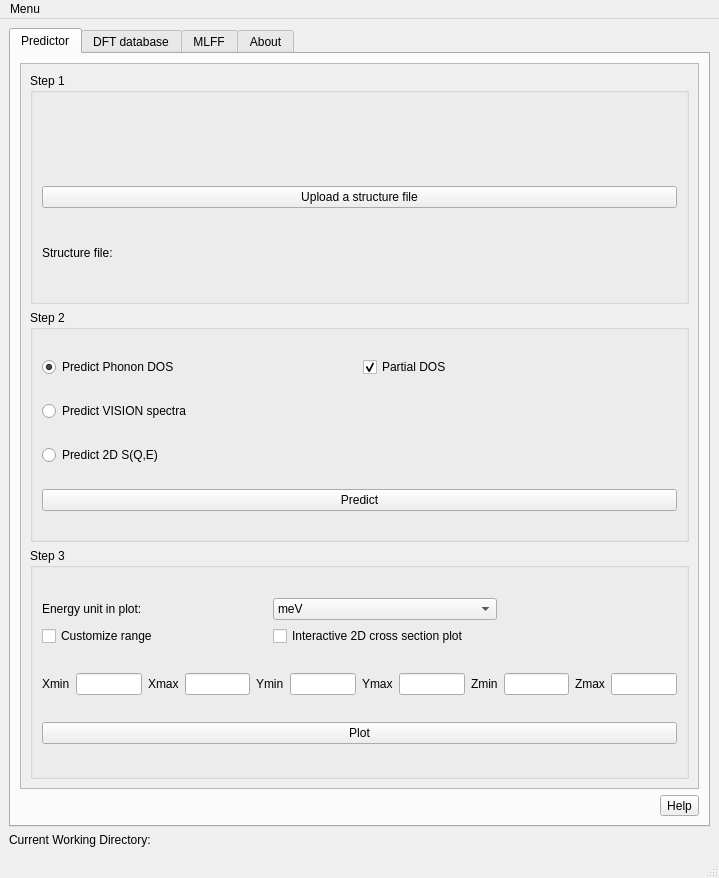
Old version of the form gui/inspired.ui in the repository neutrons/inspired.
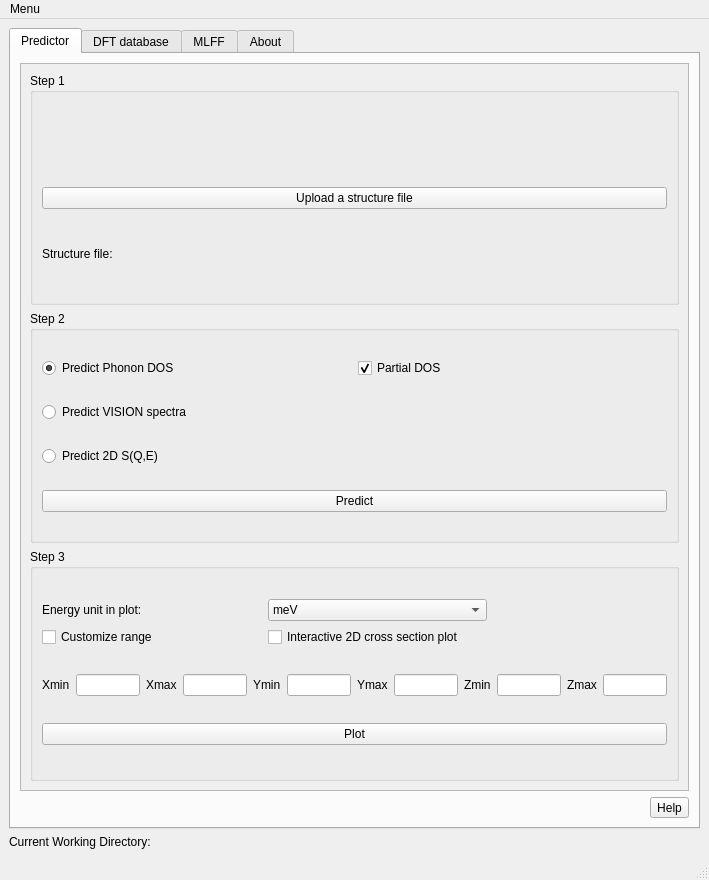
New version of the form.

Patch:
```diff
--- a/gui/inspired.ui
+++ b/gui/inspired.ui
@@ -6,8 +6,8 @@
    <rect>
     <x>0</x>
     <y>0</y>
-    <width>719</width>
-    <height>878</height>
+    <width>709</width>
+    <height>880</height>
    </rect>
   </property>
   <property name="minimumSize">
@@ -62,8 +62,8 @@
             <rect>
              <x>0</x>
              <y>0</y>
-             <width>675</width>
-             <height>718</height>
+             <width>665</width>
+             <height>720</height>
             </rect>
            </property>
            <layout class="QVBoxLayout" name="verticalLayout_19">
@@ -1024,7 +1024,7 @@
     <rect>
      <x>0</x>
      <y>0</y>
-     <width>719</width>
+     <width>709</width>
      <height>22</height>
     </rect>
    </property>
```
Left out of the diff: 117 changed lines with no effect on the pictures.
